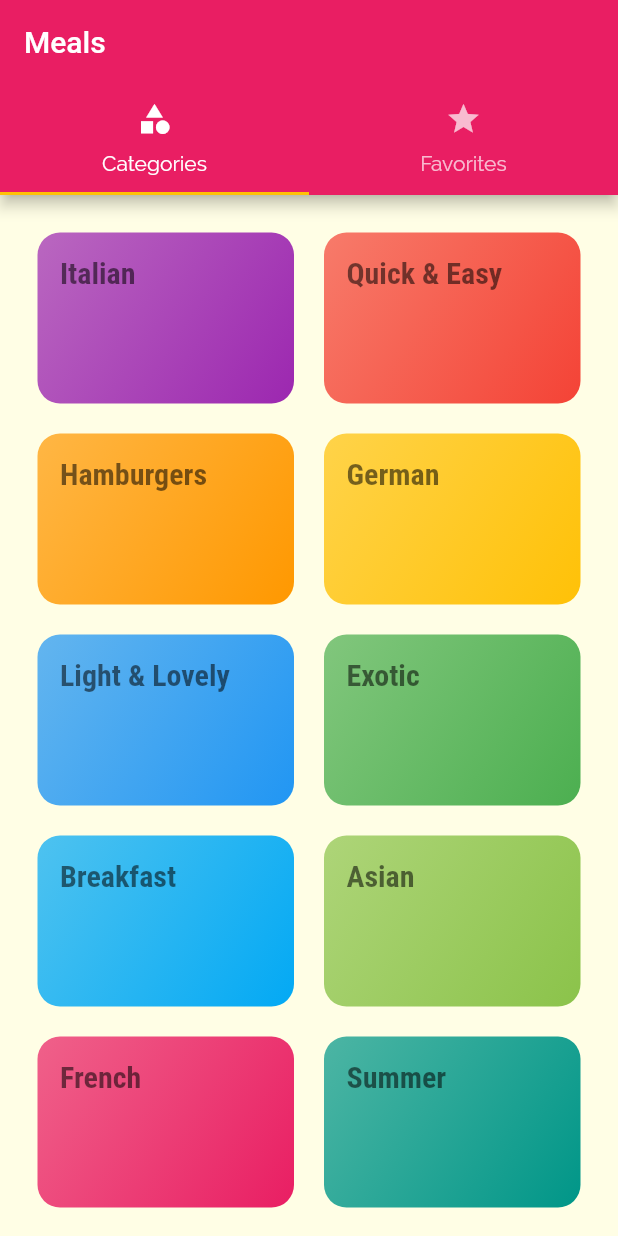
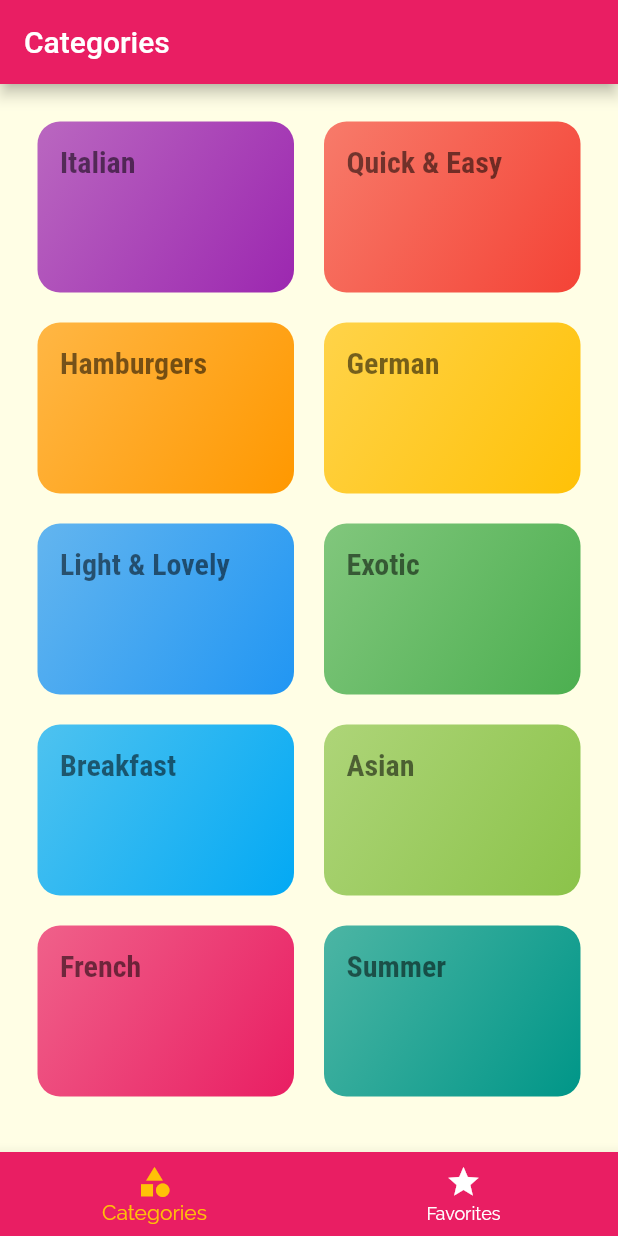
Before and after one commit to JuCuAcc/food_app, a Flutter app: the screen it shows after launch, on a phone screen of 412 x 824 dp. Run offline on Flutter 3.47's test engine with Material 2 defaults, Android fonts, the phone set to English and light mode, and no system bars.

```diff
--- a/lib/screens/tabs_screen.dart
+++ b/lib/screens/tabs_screen.dart
@@ -9,27 +9,52 @@ class TabsScreen extends StatefulWidget {
 }
 
 class _TabsScreenState extends State<TabsScreen> {
+
+  final List<Map<String, Object>> _pages = [
+    {'page': CategoriesScreen(), 'title': 'Categories',},
+    {'page': FavoritesScreen(), 'title': 'Your Favorite',},
+  ];
+
+  int _selectedPageIndex = 0;
+
+  void _selectPage(int index) {
+    setState(() {
+      _selectedPageIndex = index;
+    });
+  }
+
+
   @override
   Widget build(BuildContext context) {
-    return DefaultTabController(
-      length: 2,
-      // initialIndex: 0,
-      child: Scaffold(
-        appBar: AppBar(
-          title: Text('Meals'),
-          bottom: TabBar(
-            tabs: <Widget>[
-              Tab(icon: Icon(Icons.category), text: 'Categories'),
-              Tab(icon: Icon(Icons.star), text: 'Favorites'),
-            ],
+    return Scaffold(
+      appBar: AppBar(
+        title: Text(_pages[_selectedPageIndex]['title']),
+
+      ),
+      body: _pages[_selectedPageIndex]['page'],
+      bottomNavigationBar: BottomNavigationBar(
+        onTap: _selectPage,
+        backgroundColor: Theme.of(context).primaryColor,
+        unselectedItemColor: Colors.white,
+        selectedItemColor: Theme.of(context).accentColor,
+
+        currentIndex: _selectedPageIndex,
+        /*type: BottomNavigationBarType.shifting,
+        type: BottomNavigationBarType.fixed,*/
+
+        items: [
+          BottomNavigationBarItem(
+            backgroundColor: Theme.of(context).primaryColor,
+            icon: Icon(Icons.category),
+            // title: Text('Categories'),
+            label: 'Categories',
           ),
-        ),
-        body: TabBarView(
-          children: <Widget>[
-            CategoriesScreen(),
-            FavoritesScreen(),
-          ],
-        ),
+          BottomNavigationBarItem(
+            backgroundColor: Theme.of(context).primaryColor,
+            icon: Icon(Icons.star),
+            label: 'Favorites',
+          ),
+        ],
       ),
     );
   }
```
